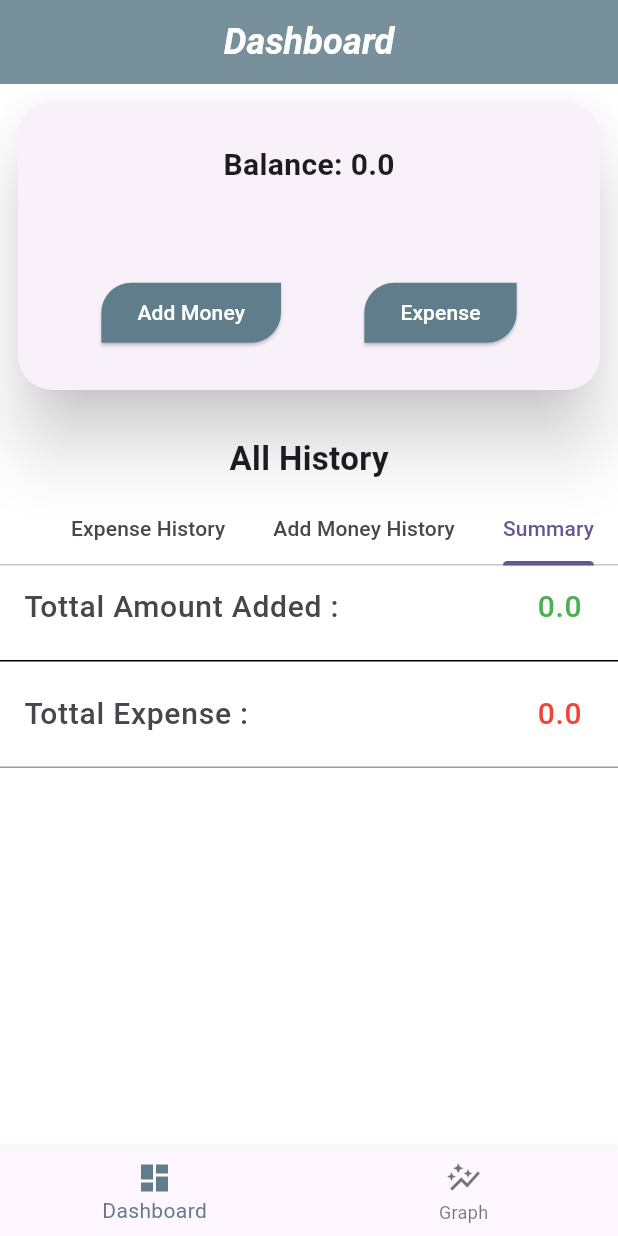
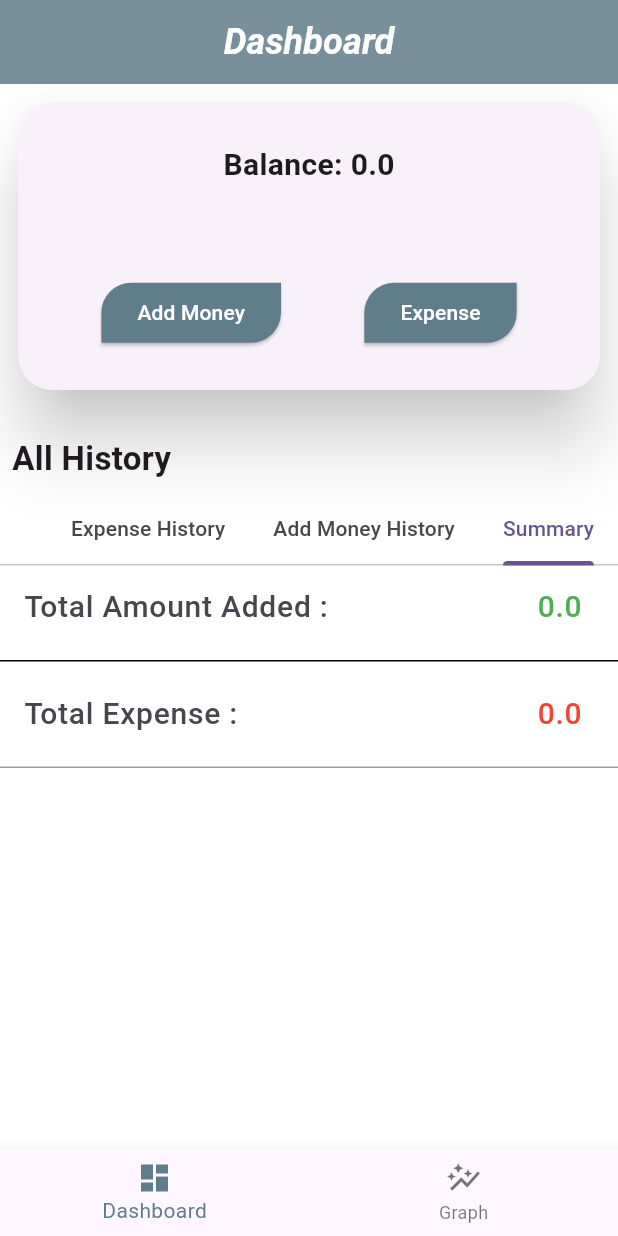
Before and after one commit to Nazib017/Money-Manager-App, a Flutter app: the screen it shows after launch, tab 3 chosen, on a phone screen of 412 x 824 dp. Run offline on Flutter 3.47's test engine with Material 3 defaults, Android fonts, the phone set to English and light mode, and no system bars; our stand-ins replace fl_chart, get, hive, hive_flutter; missing offline and left inert: dart:ffi; accounts and stored records are empty.

Commit message:
Final now

```diff
--- a/lib/screens/homescreen.dart
+++ b/lib/screens/homescreen.dart
@@ -44,7 +44,7 @@ class HomeScreen extends StatelessWidget{
       backgroundColor: Colors.white,
       body: Column(
 
-        //crossAxisAlignment: CrossAxisAlignment.start,
+        crossAxisAlignment: CrossAxisAlignment.start,
         children: [
 
           Padding(
@@ -232,12 +232,12 @@ class HomeScreen extends StatelessWidget{
                             children: [
 
                               ListTile(
-                                leading: Text("Tottal Amount Added :",style: TextStyle(fontSize: 20,),),
+                                leading: Text("Total Amount Added :",style: TextStyle(fontSize: 20,),),
                                 trailing: Text("${AmountController.TotalAddMoney}",style: TextStyle(fontSize: 20,color: Colors.green),),
                               ),
                               Divider(height: 15,color: Colors.black,),
                               ListTile(
-                                leading: Text("Tottal Expense :",style: TextStyle(fontSize: 20,),),
+                                leading: Text("Total Expense :",style: TextStyle(fontSize: 20,),),
                                 trailing: Text("${AmountController.TotalExpense}",style: TextStyle(fontSize: 20,color: Colors.red),),
                               ),
                               Divider(height: 15,color: Colors.grey,)
```
